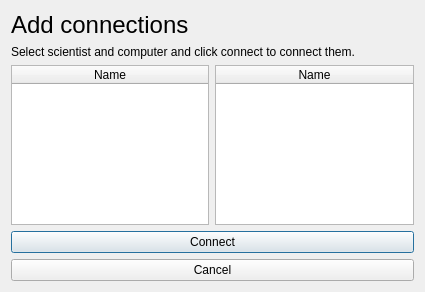
hoddiingi/vln1-2016, file vln-vika3/vln3/addconnectiondialog.ui: the form before one commit.
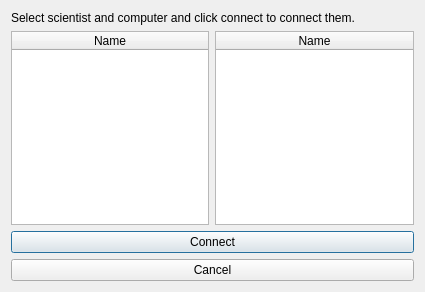
The form after the commit. Icons and pictures are not drawn.

```diff
--- a/vln-vika3/vln3/addconnectiondialog.ui
+++ b/vln-vika3/vln3/addconnectiondialog.ui
@@ -15,20 +15,7 @@
   </property>
   <layout class="QVBoxLayout" name="verticalLayout">
    <item>
-    <layout class="QHBoxLayout" name="horizontalLayout">
-     <item>
-      <widget class="QLabel" name="label">
-       <property name="font">
-        <font>
-         <pointsize>18</pointsize>
-        </font>
-       </property>
-       <property name="text">
-        <string>Add connections</string>
-       </property>
-      </widget>
-     </item>
-    </layout>
+    <layout class="QHBoxLayout" name="horizontalLayout"/>
    </item>
    <item>
     <widget class="QLabel" name="label_2">
```
Left out of the diff: 10 changed lines with no effect on the pictures.
